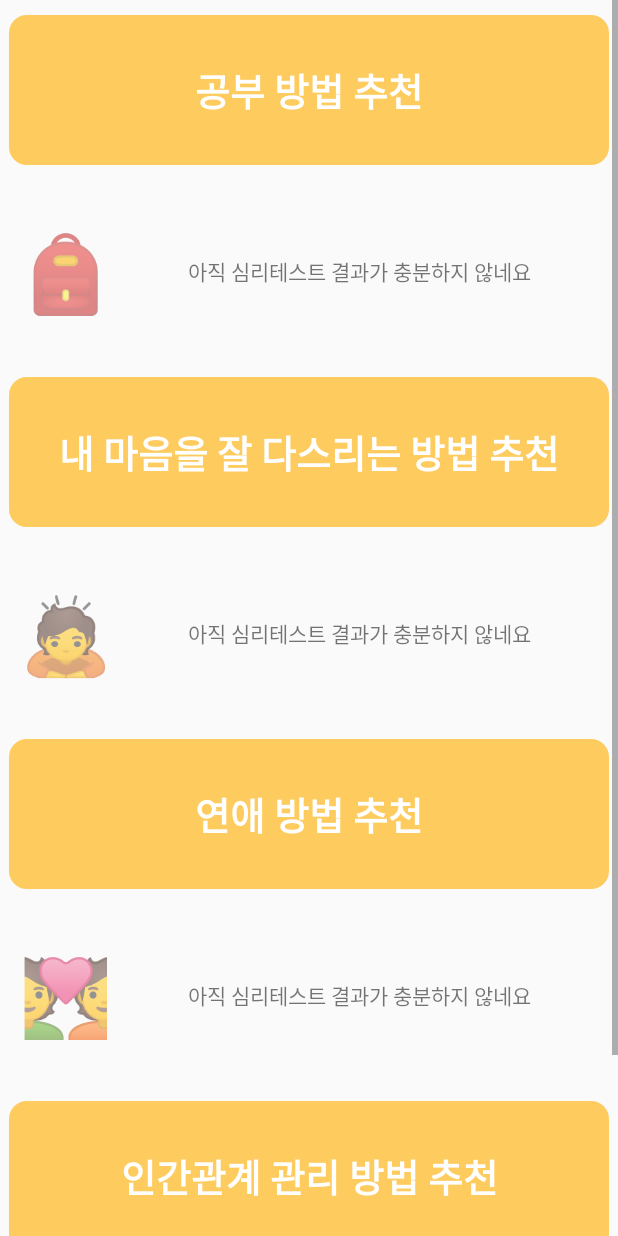
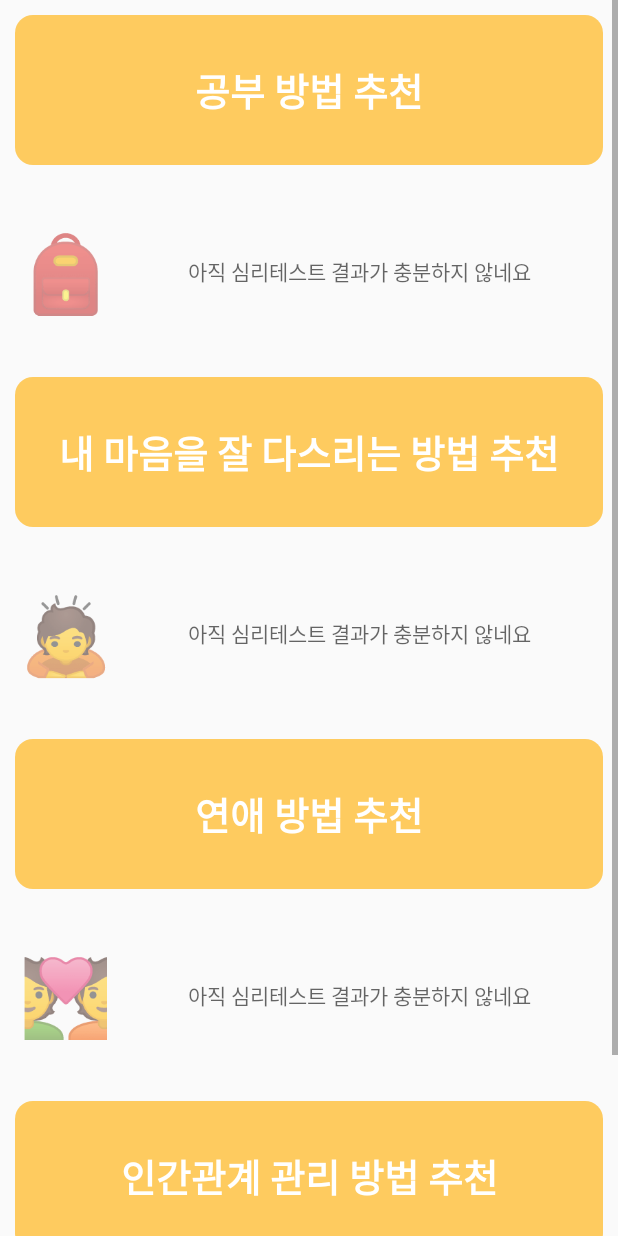
Before and after one commit to SHSongs/AiAnimalApp, an Android app: the Recommend screen opened directly, with no data from a screen before it, on a phone screen of 412 x 824 dp. Run offline under Robolectric (Android 15) with nearby library versions, the phone set to English and light mode, and no system bars.

Commit message:
추천 창 절반 코딩 끝

```diff
--- a/AppProgrammingProject/app/src/main/java/com/example/appprogrammingproject/Friend.java
+++ b/AppProgrammingProject/app/src/main/java/com/example/appprogrammingproject/Friend.java
@@ -302,6 +302,9 @@ public class Friend extends Activity {
             int select = n.getSelectitem();
             Button btn = null;
 
+            Intent intent=new Intent(getApplicationContext(),Recommend.class);
+            intent.putExtra("select","select");
+
             switch (n.getId()) {
                 case 0:
                     btn = one;
@@ -313,7 +316,7 @@ public class Friend extends Activity {
                     break;
                 case 2:
                     btn = three;
-                    three.setText("33. \uD83D\uDE4B 내가 인간관계를 만들어가는 방법" + "\n(테스트한 날짜: " + date + ")");
+                    three.setText("3. \uD83D\uDE4B 내가 인간관계를 만들어가는 방법" + "\n(테스트한 날짜: " + date + ")");
                     break;
 
             }
--- a/AppProgrammingProject/app/src/main/java/com/example/appprogrammingproject/database/model/Note.java
+++ b/AppProgrammingProject/app/src/main/java/com/example/appprogrammingproject/database/model/Note.java
@@ -50,7 +50,7 @@ public class Note {
 
     public Note(int id, int groupitem, int selectitem, String timestamp) {
         this.id = id; //각 분야의 심리테스트들
-        this.groupitem = groupitem; //심리 테스트 4가지 분야 순서 매겨놓음
+        this.groupitem = groupitem; //심리 테스트 4가지 분야
         this.selectitem = selectitem; //심리테스트 결과
         this.timestamp = timestamp;
     }
--- a/AppProgrammingProject/app/src/main/res/layout/recommend.xml
+++ b/AppProgrammingProject/app/src/main/res/layout/recommend.xml
@@ -12,7 +12,7 @@
             android:orientation="vertical">
 
             <TextView
-                android:layout_width="400dp"
+                android:layout_width="match_parent"
                 android:layout_height="100dp"
                 android:layout_gravity="center"
                 android:layout_margin="10dp"
@@ -42,15 +42,16 @@
                     android:layout_width="match_parent"
                     android:layout_height="wrap_content"
                     android:layout_margin="50dp"
-                    android:gravity="center"
-                    android:text="아직 심리테스트 결과가 충분하지 않네요"></TextView>
+                    android:gravity="left"
+                    android:hint="아직 심리테스트 결과가 충분하지 않네요"></TextView>
+
 
             </LinearLayout>
 
 
 
             <TextView
-                android:layout_width="400dp"
+                android:layout_width="match_parent"
                 android:layout_height="100dp"
                 android:layout_gravity="center"
                 android:layout_margin="10dp"
@@ -80,8 +81,8 @@
                     android:layout_width="match_parent"
                     android:layout_height="wrap_content"
                     android:layout_margin="50dp"
-                    android:gravity="center"
-                    android:text="아직 심리테스트 결과가 충분하지 않네요"></TextView>
+                    android:gravity="left"
+                    android:hint="아직 심리테스트 결과가 충분하지 않네요"></TextView>
 
             </LinearLayout>
 
@@ -89,7 +90,7 @@
 
 
             <TextView
-                android:layout_width="400dp"
+                android:layout_width="match_parent"
                 android:layout_height="100dp"
                 android:layout_gravity="center"
                 android:layout_margin="10dp"
@@ -118,12 +119,12 @@
                     android:layout_width="match_parent"
                     android:layout_height="wrap_content"
                     android:layout_margin="50dp"
-                    android:gravity="center"
-                    android:text="아직 심리테스트 결과가 충분하지 않네요"></TextView>
+                    android:gravity="left"
+                    android:hint="아직 심리테스트 결과가 충분하지 않네요"></TextView>
 
             </LinearLayout>
             <TextView
-                android:layout_width="400dp"
+                android:layout_width="match_parent"
                 android:layout_height="100dp"
                 android:layout_gravity="center"
                 android:layout_margin="10dp"
@@ -154,7 +155,7 @@
                     android:layout_height="wrap_content"
                     android:layout_margin="50dp"
                     android:gravity="center"
-                    android:text="아직 심리테스트 결과가 충분하지 않네요"></TextView>
+                    android:hint="아직 심리테스트 결과가 충분하지 않네요"></TextView>
 
             </LinearLayout>
 
```
Also changed, not shown: AppProgrammingProject/app/src/main/java/com/example/appprogrammingproject/Recommend.java (+190 -4 lines), AppProgrammingProject/app/src/main/java/com/example/appprogrammingproject/Study.java (+9 -9 lines).
